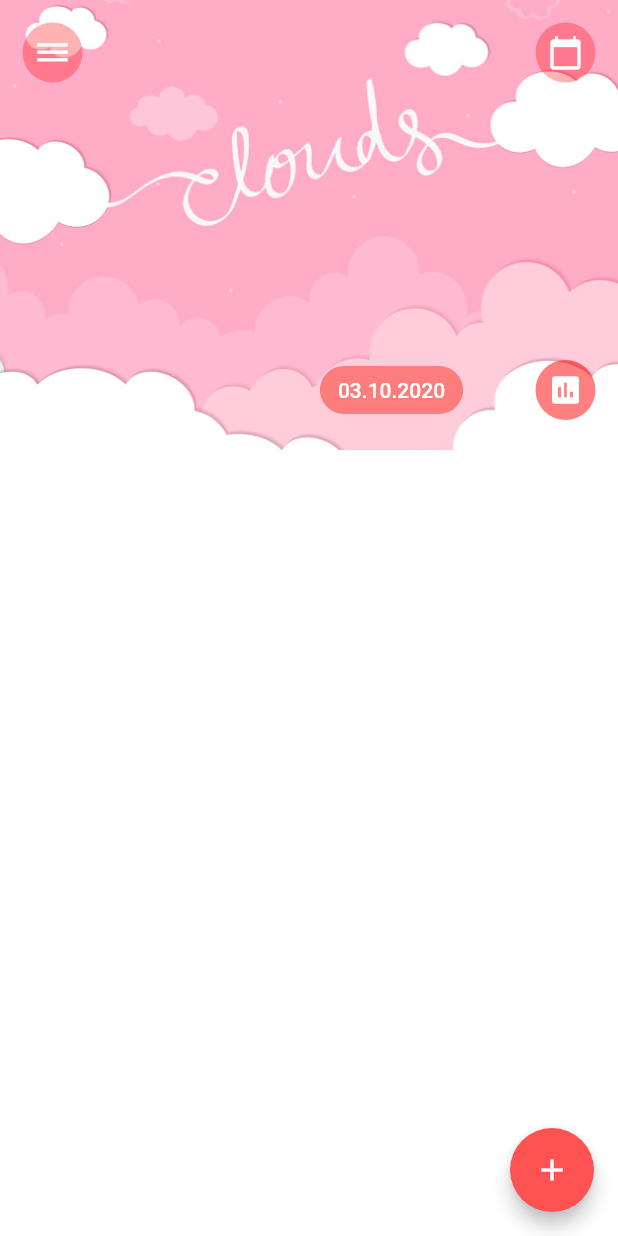
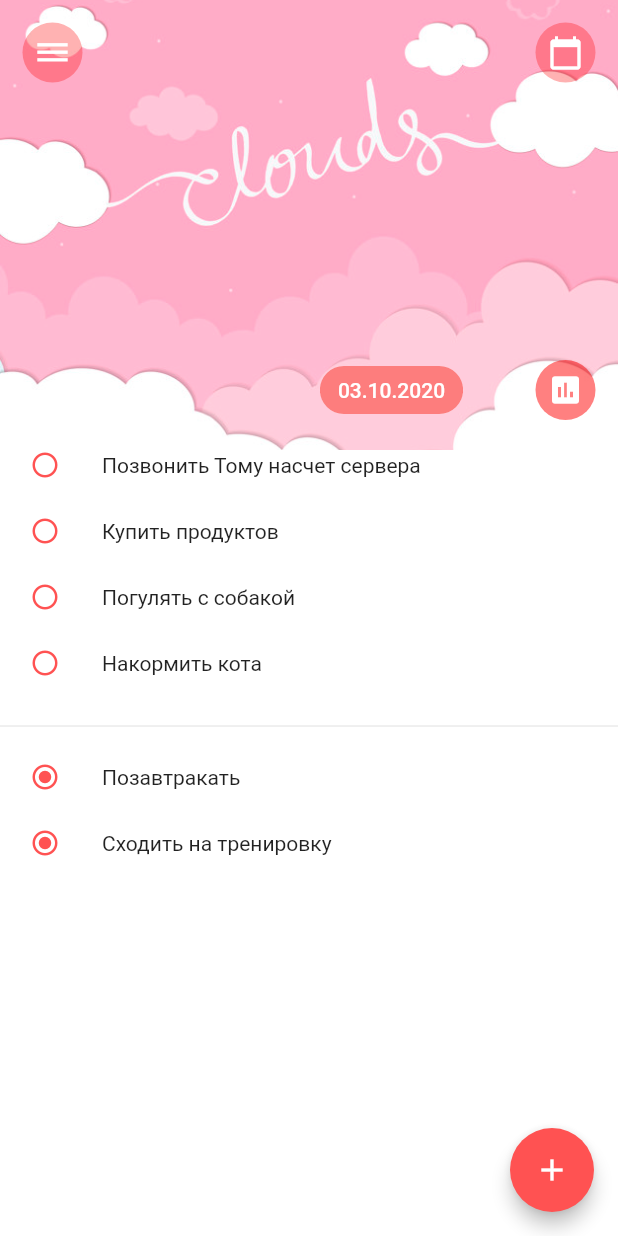
Before and after one commit to 88srzh/TODO_list, a Flutter app: the screen it shows after launch, on a phone screen of 412 x 824 dp. Run offline on Flutter 3.47's test engine with Material 2 defaults, Android fonts, the phone set to English and light mode, and no system bars.

Commit message:
task complete box

```diff
--- a/lib/main.dart
+++ b/lib/main.dart
@@ -1,5 +1,9 @@
 import 'package:flutter/material.dart';
+import 'package:provider/provider.dart';
 import './pages/home_page.dart';
+
+import 'models/data.dart';
+// import './pages/home_page.dart';
 
 void main() {
   runApp(MyApp());
@@ -8,13 +12,77 @@ void main() {
 class MyApp extends StatelessWidget {
   @override
   Widget build(BuildContext context) {
-    return MaterialApp(
-      theme: ThemeData(
-        primaryColor: Colors.red,
-        accentColor: Colors.redAccent,
+    return ChangeNotifierProvider<Data>(
+      create: (context) => Data(),
+      child: MaterialApp(
+        theme: ThemeData(
+          primaryColor: Colors.red,
+          accentColor: Colors.redAccent,
+        ),
+        title: 'Task App',
+        home: HomePage(),
       ),
-      title: 'Task App',
-      home: HomePage(),
     );
   }
 }
+
+// class HomePage extends StatelessWidget {
+//   @override
+//   Widget build(BuildContext context) {
+//     return Scaffold(
+//       appBar: AppBar(
+//         title: Container(
+//           child: Text(context.watch<Data>().getData),
+//         ),
+//       ),
+//       body: Center(
+//         child: Widget1(),
+//       ),
+//     );
+//   }
+// }
+
+// class Widget1 extends StatelessWidget {
+//   Widget1();
+
+//   @override
+//   Widget build(BuildContext context) {
+//     return Container(
+//       child: Widget2(),
+//     );
+//   }
+// }
+
+// class Widget2 extends StatelessWidget {
+//   const Widget2({Key key}) : super(key: key);
+
+//   @override
+//   Widget build(BuildContext context) {
+//     return Container(
+//       child: Column(
+//         children: <Widget>[
+//           MyTextField(),
+//           Widget3(),
+//         ],
+//       ),
+//     );
+//   }
+// }
+
+// class Widget3 extends StatelessWidget {
+//   @override
+//   Widget build(BuildContext context) {
+//     return Container(
+//       child: Text(context.watch<Data>().getData),
+//     );
+//   }
+// }
+
+// class MyTextField extends StatelessWidget {
+//   @override
+//   Widget build(BuildContext context) {
+//     return TextField(
+//       onChanged: (newData) => context.read<Data>().changeString(newData),
+//     );
+//   }
+// }
--- /dev/null
+++ b/lib/models/data.dart
@@ -0,0 +1,12 @@
+import 'package:flutter/cupertino.dart';
+
+class Data with ChangeNotifier {
+  String _data = 'TopLevel Data 1212121';
+  String get getData => _data;
+
+  void changeString(String newString) {
+    _data = newString;
+
+    notifyListeners();
+  }
+}
--- a/lib/pages/home_page.dart
+++ b/lib/pages/home_page.dart
@@ -11,6 +11,14 @@ class HomePage extends StatelessWidget {
       body: Column(
         children: <Widget>[
           TopBar(),
+          _taskUncomplete('Позвонить Тому насчет сервера'),
+          _taskUncomplete('Купить продуктов'),
+          _taskUncomplete('Погулять с собакой'),
+          _taskUncomplete('Накормить кота'),
+          Divider(),
+          SizedBox(height: 16),
+          _taskComplete('Позавтракать'),
+          _taskComplete('Сходить на тренировку'),
         ],
       ),
       floatingActionButton: FloatingActionButton(
@@ -21,4 +29,44 @@ class HomePage extends StatelessWidget {
       ),
     );
   }
+
+  Widget _taskUncomplete(String task) {
+    return Padding(
+      padding: const EdgeInsets.only(left: 20.0, bottom: 24.0),
+      child: Row(
+        children: <Widget>[
+          Icon(
+            Icons.radio_button_unchecked,
+            // ! Было color: Theme.of(context).accentColor,
+            color: Colors.redAccent,
+            size: 20,
+          ),
+          SizedBox(
+            width: 28,
+          ),
+          Text(task),
+        ],
+      ),
+    );
+  }
 }
+
+Widget _taskComplete(String task) {
+  return Padding(
+    padding: const EdgeInsets.only(left: 20.0, bottom: 24.0),
+    child: Row(
+      children: <Widget>[
+        Icon(
+          Icons.radio_button_checked,
+          // ! Было color: Theme.of(context).accentColor,
+          color: Colors.redAccent,
+          size: 20,
+        ),
+        SizedBox(
+          width: 28,
+        ),
+        Text(task),
+      ],
+    ),
+  );
+}
--- a/pubspec.yaml
+++ b/pubspec.yaml
@@ -28,7 +28,7 @@ dependencies:
   # The following adds the Cupertino Icons font to your application.
   # Use with the CupertinoIcons class for iOS style icons.
   cupertino_icons: ^0.1.3
-  provider: ^4.3.2
+  provider: ^4.3.2+2
 
 dev_dependencies:
   flutter_test:
```
Also changed, not shown: lib/widgets/body.dart (added).
